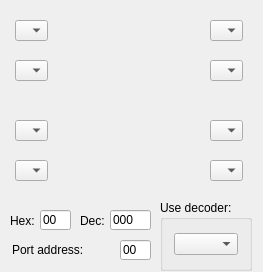
This is IDE/GUI/widgets/Tools/Sim7Seg/sim7seg.ui in AbyssAbbeba/MDS-picoblaze-AVR-ide as Qt 5 draws it before an edit. The edited form follows.
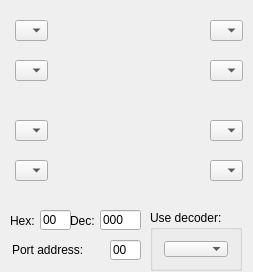
This is the edited form.

What changed in the file:
```diff
--- a/IDE/GUI/widgets/Tools/Sim7Seg/sim7seg.ui
+++ b/IDE/GUI/widgets/Tools/Sim7Seg/sim7seg.ui
@@ -6,7 +6,7 @@
    <rect>
     <x>0</x>
     <y>0</y>
-    <width>263</width>
+    <width>253</width>
     <height>272</height>
    </rect>
   </property>
@@ -133,7 +133,7 @@
   <widget class="QLineEdit" name="lineEditAddress">
    <property name="geometry">
     <rect>
-     <x>120</x>
+     <x>110</x>
      <y>240</y>
      <width>31</width>
      <height>20</height>
@@ -178,7 +178,7 @@
   <widget class="QLineEdit" name="lineEditDec">
    <property name="geometry">
     <rect>
-     <x>110</x>
+     <x>100</x>
      <y>210</y>
      <width>41</width>
      <height>20</height>
@@ -194,7 +194,7 @@
   <widget class="QLabel" name="label_5">
    <property name="geometry">
     <rect>
-     <x>80</x>
+     <x>70</x>
      <y>210</y>
      <width>41</width>
      <height>21</height>
@@ -207,10 +207,10 @@
   <widget class="QGroupBox" name="groupBox">
    <property name="geometry">
     <rect>
-     <x>160</x>
-     <y>200</y>
+     <x>150</x>
+     <y>210</y>
      <width>92</width>
-     <height>71</height>
+     <height>61</height>
     </rect>
    </property>
    <property name="title">
```
